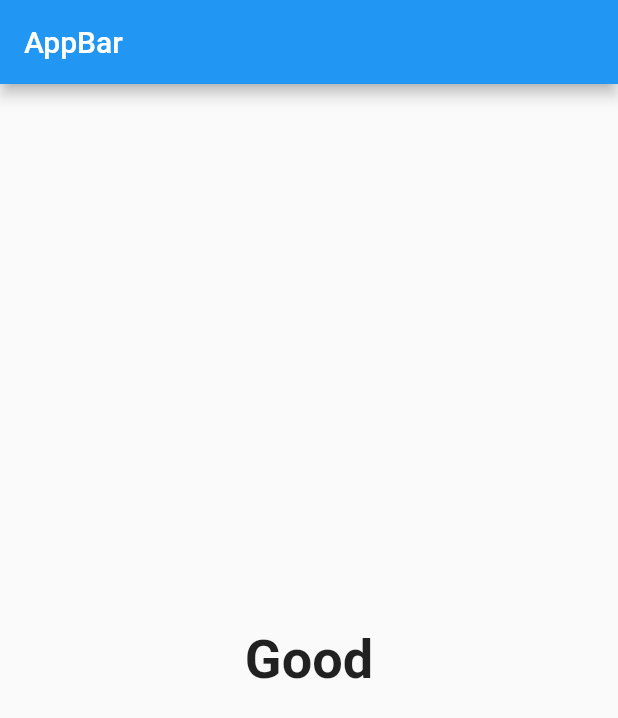
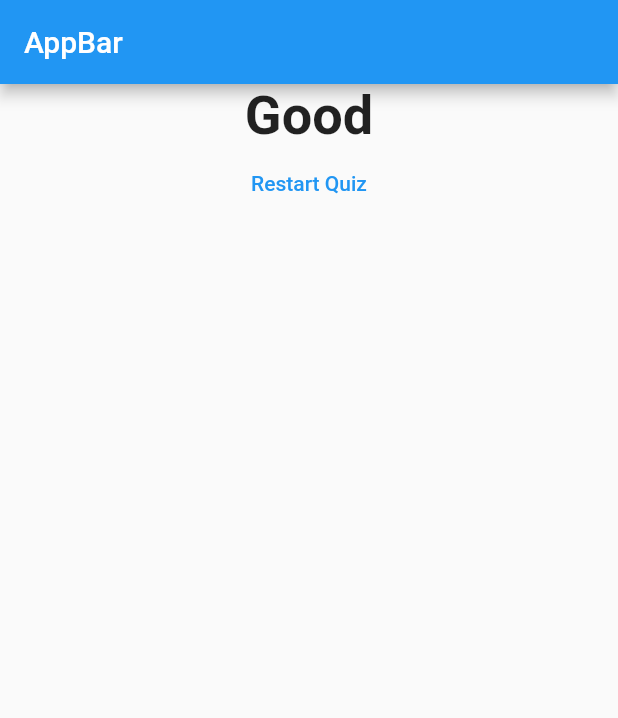
Before and after one commit to manoj1995madushanka/flutter_quizes_app, a Flutter app: the screen it shows after launch, after a tap on "Red", after a tap on "Dog", on a phone screen of 412 x 824 dp. Shown: the top 718 px of the screen. Run offline on Flutter 3.47's test engine with Material 2 defaults, Android fonts, the phone set to English and light mode, and no system bars.

Commit message:
reset quiz functionality

```diff
--- a/lib/main.dart
+++ b/lib/main.dart
@@ -55,6 +55,13 @@ class MyAppState extends State<MyApp> {
     print(_questionIndex);
   }
 
+  void _resetQuiz() {
+    setState(() {
+      this._totalScore = 0;
+      this._questionIndex = 0;
+    });
+  }
+
   @override
   Widget build(BuildContext context) {
     return MaterialApp(
@@ -67,7 +74,7 @@ class MyAppState extends State<MyApp> {
                 questions: _questions,
                 questionIndex: _questionIndex,
                 answerQuestion: _answerQuestion)
-            : Result(_totalScore),
+            : Result(_totalScore,_resetQuiz),
       ),
     );
   }
--- a/lib/result.dart
+++ b/lib/result.dart
@@ -4,8 +4,9 @@ import 'package:quiz_app_new/answer.dart';
 
 class Result extends StatelessWidget {
   final int resultScore;
+  final VoidCallback resetHandler;
 
-  const Result(this.resultScore);
+  const Result(this.resultScore, this.resetHandler);
 
   /*
   * this is not a method
@@ -26,10 +27,18 @@ class Result extends StatelessWidget {
   @override
   Widget build(BuildContext context) {
     return Center(
-      child: Text(
-        resultPhrase,
-        style: TextStyle(fontSize: 36, fontWeight: FontWeight.bold),
-        textAlign: TextAlign.center,
+      child: Column(
+        children: [
+          Text(
+            resultPhrase,
+            style: TextStyle(fontSize: 36, fontWeight: FontWeight.bold),
+            textAlign: TextAlign.center,
+          ),
+          TextButton(
+            onPressed: resetHandler,
+            child: Text("Restart Quiz"),
+          ),
+        ],
       ),
     );
   }
```
